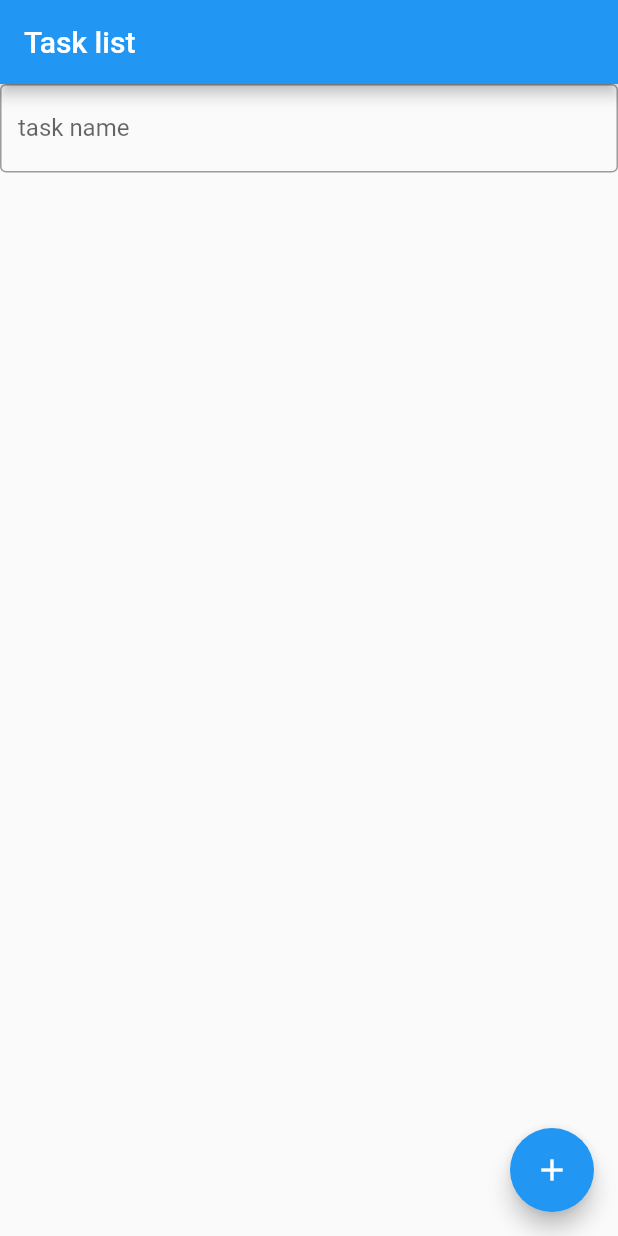
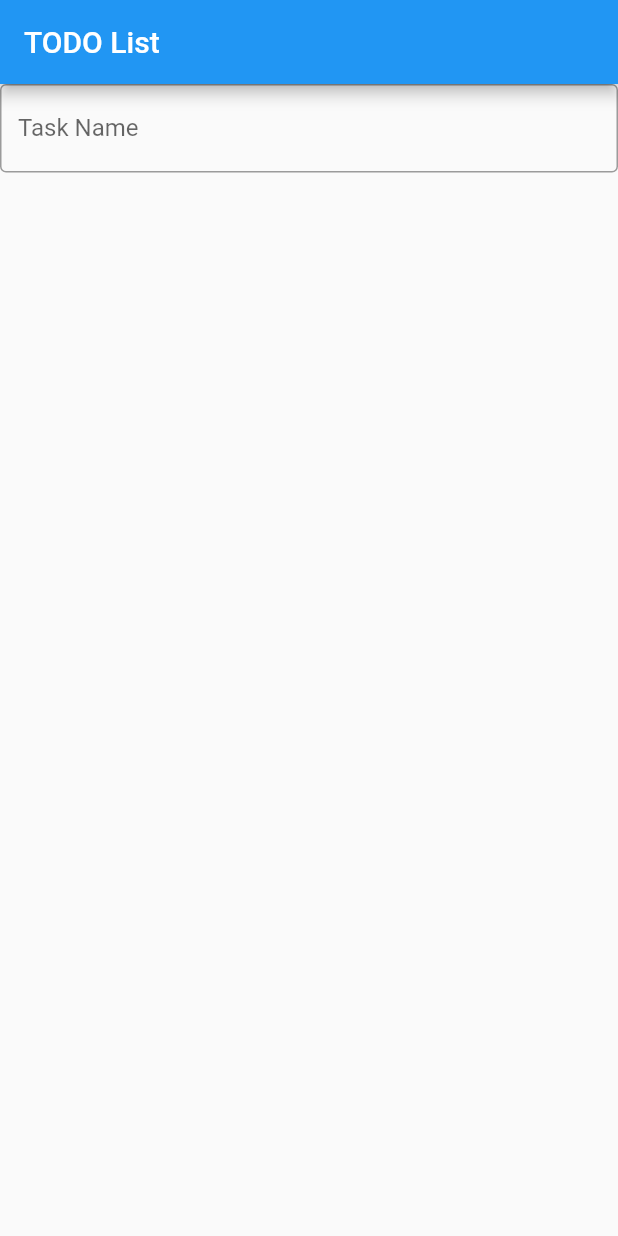
Before and after one commit to sh-ogawa/flutter-todo, a Flutter app: the screen it shows after launch, on a phone screen of 412 x 824 dp. Run offline on Flutter 3.47's test engine with Material 2 defaults, Android fonts, the phone set to English and light mode, and no system bars.

Commit message:
add: localization.

```diff
--- /dev/null
+++ b/lib/i10n/localization.dart
@@ -0,0 +1,50 @@
+import 'package:flutter/material.dart';
+import 'package:flutter/foundation.dart' show SynchronousFuture;
+
+class AppLocalizations {
+  AppLocalizations(this.locale);
+
+  final Locale locale;
+
+  static AppLocalizations of(BuildContext context) {
+    return Localizations.of<AppLocalizations>(context, AppLocalizations);
+  }
+
+  static Map<String, Map<String, String>> _localizedValues = {
+    'ja': {
+      'appName': 'TODOアプリ',
+      'todoList': 'タスク一覧',
+      'taskName': 'タスク名'
+    },
+    'en': {
+      'appName': 'TODO Application',
+      'todoList': 'TODO List',
+      'taskName': 'Task Name'
+    }
+  };
+
+  String get appName {
+    return _localizedValues[locale.languageCode]['appName'];
+  }
+  String get todoList {
+    return _localizedValues[locale.languageCode]['todoList'];
+  }
+  String get taskName {
+    return _localizedValues[locale.languageCode]['taskName'];
+  }
+}
+
+class AppLocalizationsDelegate extends LocalizationsDelegate<AppLocalizations> {
+  const AppLocalizationsDelegate();
+
+  @override
+  bool isSupported(Locale locale) => ['ja', 'en'].contains(locale.languageCode);
+
+  @override
+  Future<AppLocalizations> load(Locale locale) {
+    return SynchronousFuture<AppLocalizations>(AppLocalizations(locale));
+  }
+
+  @override
+  bool shouldReload(AppLocalizationsDelegate old) => false;
+}
--- a/lib/main.dart
+++ b/lib/main.dart
@@ -1,4 +1,7 @@
 import 'package:flutter/material.dart';
+import 'package:flutter_localizations/flutter_localizations.dart';
+
+import 'package:flutter_todo/i10n/localization.dart';
 import 'package:flutter_todo/todo_list.dart';
 
 void main() => runApp(MyApp());
@@ -8,29 +11,25 @@ class MyApp extends StatelessWidget {
   @override
   Widget build(BuildContext context) {
     return MaterialApp(
-      title: 'Flutter Todo Application',
+      onGenerateTitle: (BuildContext context) => AppLocalizations.of(context).appName,
+      localizationsDelegates: [
+        const AppLocalizationsDelegate(),
+        GlobalMaterialLocalizations.delegate,
+        GlobalWidgetsLocalizations.delegate,
+      ],
+      supportedLocales: [
+        const Locale('ja', ''),
+        const Locale('en', ''),
+      ],
       theme: ThemeData(
         primarySwatch: Colors.blue,
       ),
-      home: MyHomePage(title: 'Task list'),
+      home: MyHomePage(),
     );
   }
 }
 
 class MyHomePage extends StatefulWidget {
-  MyHomePage({Key key, this.title}) : super(key: key);
-
-  // This widget is the home page of your application. It is stateful, meaning
-  // that it has a State object (defined below) that contains fields that affect
-  // how it looks.
-
-  // This class is the configuration for the state. It holds the values (in this
-  // case the title) provided by the parent (in this case the App widget) and
-  // used by the build method of the State. Fields in a Widget subclass are
-  // always marked "final".
-
-  final String title;
-
   @override
   _MyHomePageState createState() => _MyHomePageState();
 }
@@ -46,14 +45,9 @@ class _MyHomePageState extends State<MyHomePage> {
   Widget build(BuildContext context) {
     return Scaffold(
       appBar: AppBar(
-        title: Text(widget.title),
+        title: Text(AppLocalizations.of(context).todoList),
       ),
       body: SafeArea(child: TodoListPage()),
-      floatingActionButton: FloatingActionButton(
-        onPressed: _hoge,
-        tooltip: 'Task add',
-        child: Icon(Icons.add),
-      ), // This trailing comma makes auto-formatting nicer for build methods.
     );
   }
 }
--- a/lib/todo_list.dart
+++ b/lib/todo_list.dart
@@ -1,4 +1,6 @@
 import 'package:flutter/material.dart';
+
+import 'package:flutter_todo/i10n/localization.dart';
 
 class TodoListPage extends StatefulWidget {
   TodoListPage({Key key}) : super(key: key);
@@ -27,7 +29,7 @@ class _TodoListPageState extends State<TodoListPage> {
           TextField(
             decoration: InputDecoration(
               border: OutlineInputBorder(),
-              labelText: 'task name',
+              labelText: AppLocalizations.of(context).taskName,
             ),
             controller: _taskNameController,
             onEditingComplete: _taskAdd,
@@ -39,7 +41,7 @@ class _TodoListPageState extends State<TodoListPage> {
                   itemBuilder: (BuildContext context, int index) {
                     return Container(
                       height: 50,
-                      child: Center(child: Text('Task name: ${_tasks[index]}')),
+                      child: Center(child: Text('${AppLocalizations.of(context).taskName}: ${_tasks[index]}')),
                     );
                   }
               )
--- a/pubspec.yaml
+++ b/pubspec.yaml
@@ -19,6 +19,11 @@ dependencies:
   # The following adds the Cupertino Icons font to your application.
   # Use with the CupertinoIcons class for iOS style icons.
   cupertino_icons: ^0.1.2
+
+  flutter_localizations:
+    sdk: flutter
+  intl:
+  intl_translation:
 
 dev_dependencies:
   flutter_test:
```
Also changed, not shown: 1 other file.
